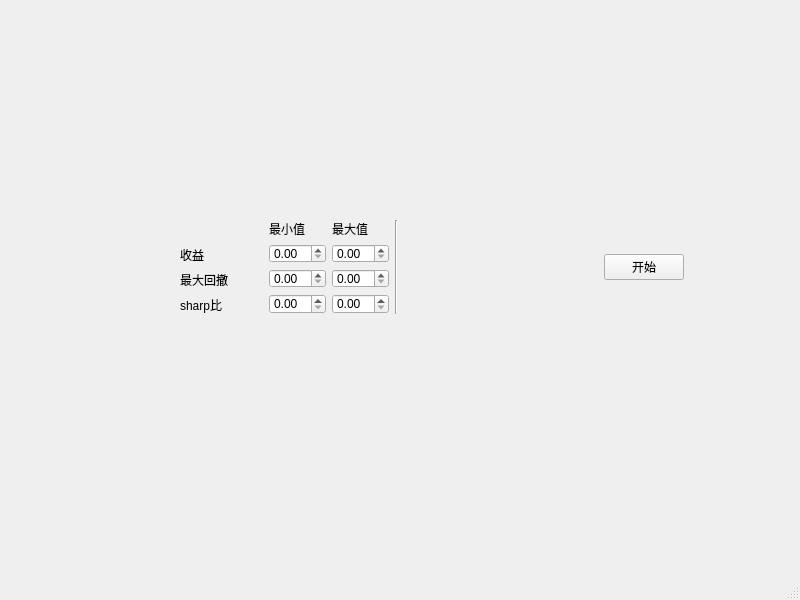
Qt form layout_demo_LayoutManage.ui (Junkiwang/PyQtUI) before a commit.
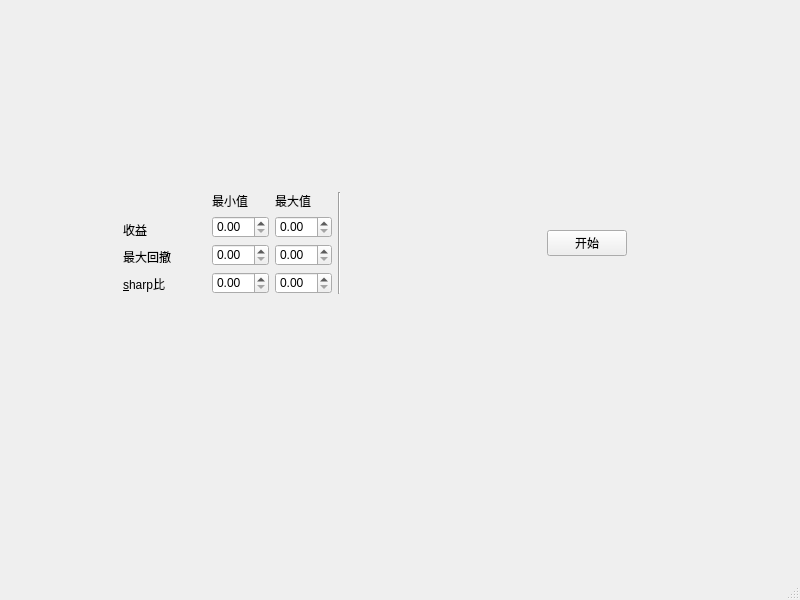
The same form after that commit.

```diff
--- a/layout_demo_LayoutManage.ui
+++ b/layout_demo_LayoutManage.ui
@@ -10,6 +10,12 @@
     <height>600</height>
    </rect>
   </property>
+  <property name="sizePolicy">
+   <sizepolicy hsizetype="Minimum" vsizetype="Fixed">
+    <horstretch>0</horstretch>
+    <verstretch>0</verstretch>
+   </sizepolicy>
+  </property>
   <property name="windowTitle">
    <string>MainWindow</string>
   </property>
@@ -17,10 +23,10 @@
    <widget class="QWidget" name="">
     <property name="geometry">
      <rect>
-      <x>180</x>
-      <y>220</y>
+      <x>123</x>
+      <y>192</y>
       <width>504</width>
-      <height>94</height>
+      <height>102</height>
      </rect>
     </property>
     <layout class="QHBoxLayout" name="horizontalLayout">
@@ -50,7 +56,10 @@
        <item>
         <widget class="QLabel" name="label_3">
          <property name="text">
-          <string>sharp比</string>
+          <string>&amp;sharp比</string>
+         </property>
+         <property name="buddy">
+          <cstring>doubleSpinBox_sharp_min</cstring>
          </property>
         </widget>
        </item>
@@ -118,7 +127,7 @@
         <enum>Qt::Horizontal</enum>
        </property>
        <property name="sizeType">
-        <enum>QSizePolicy::Fixed</enum>
+        <enum>QSizePolicy::Preferred</enum>
        </property>
        <property name="sizeHint" stdset="0">
         <size>
@@ -130,6 +139,21 @@
      </item>
      <item>
       <widget class="QPushButton" name="pushButton">
+       <property name="enabled">
+        <bool>true</bool>
+       </property>
+       <property name="minimumSize">
+        <size>
+         <width>0</width>
+         <height>0</height>
+        </size>
+       </property>
+       <property name="maximumSize">
+        <size>
+         <width>16777215</width>
+         <height>16777215</height>
+        </size>
+       </property>
        <property name="text">
         <string>开始</string>
        </property>
```
Left out of the diff: 29 changed lines with no effect on the pictures.
